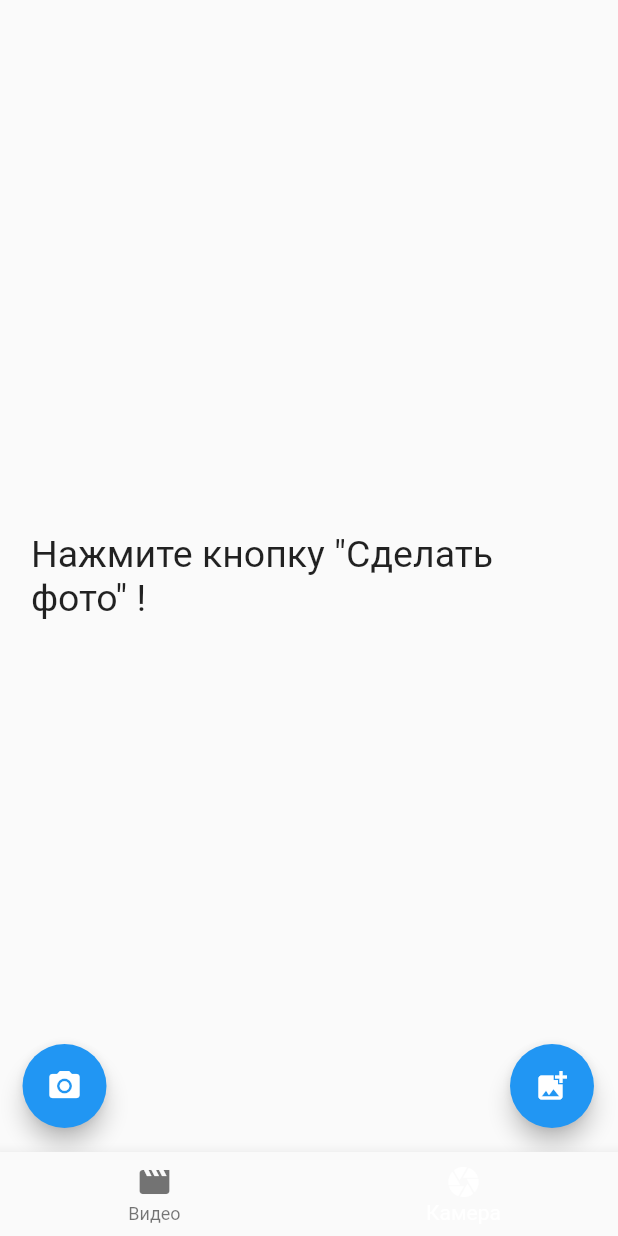
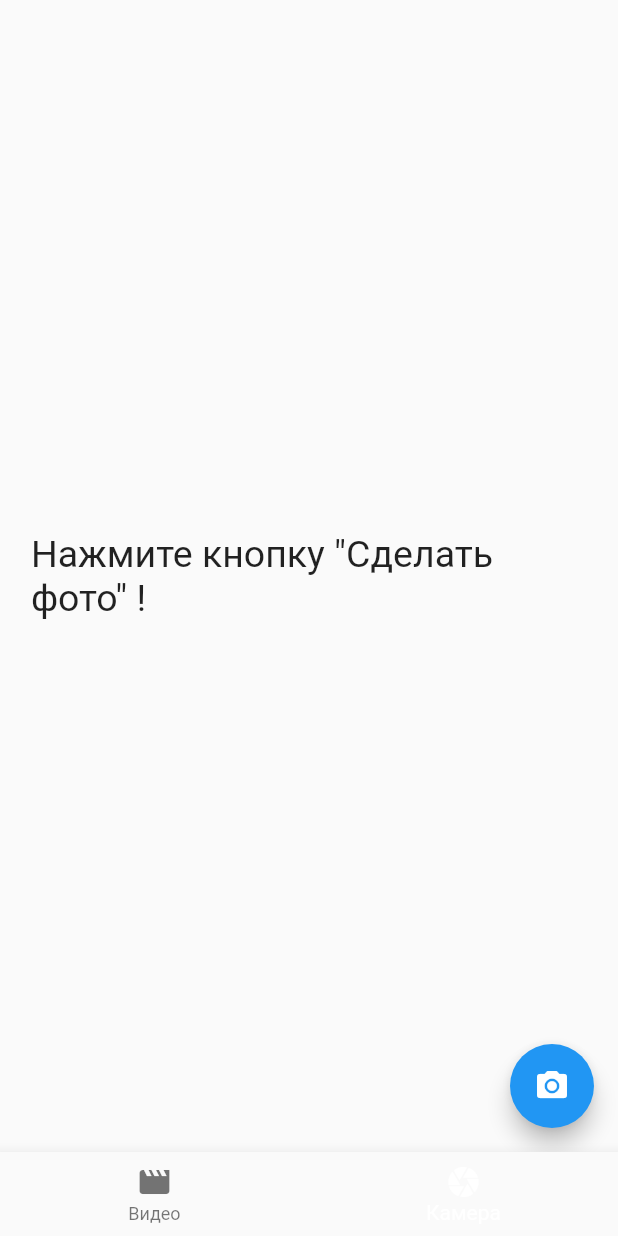
Before and after one commit to lSenichl/mospolytech-education-mobile-dev-2021-1, a Flutter app: the Lab02 screen opened directly, item 2 of the bottom bar chosen, on a phone screen of 412 x 824 dp. Run offline on Flutter 3.47's test engine with Material 2 defaults, Android fonts, the phone set to English and light mode, and no system bars; our stand-ins replace chewie, sleek_circular_slider, syncfusion_flutter_sliders, video_player; missing offline and left inert: camera_camera, flutter_file_dialog.

Commit message:
Lab02 part two full complete

```diff
--- a/lib/Labs/lab02.dart
+++ b/lib/Labs/lab02.dart
@@ -4,13 +4,14 @@ import 'package:chewie/chewie.dart';
 import 'package:flutter/cupertino.dart';
 import 'package:camera_camera/camera_camera.dart';
 import 'dart:io';
+import 'package:flutter_file_dialog/flutter_file_dialog.dart';
 
-class HomeScreen extends StatefulWidget {
+class CameraScreen extends StatefulWidget {
   @override
-  _HomeScreenState createState() => _HomeScreenState();
+  _CameraScreenState createState() => _CameraScreenState();
 }
 
-class _HomeScreenState extends State<HomeScreen> {
+class _CameraScreenState extends State<CameraScreen> {
   File val;
 
   @override
@@ -21,43 +22,39 @@ class _HomeScreenState extends State<HomeScreen> {
             Padding(
               padding: EdgeInsets.only(left: 31),
               child: Align(
-                alignment: Alignment.bottomLeft,
+                alignment: Alignment.bottomRight,
                 child: FloatingActionButton(
                     child: Icon(Icons.camera_alt),
                     onPressed: () async {
                       val = await showDialog(
                           context: context,
                           builder: (context) => Camera(
+                                orientationEnablePhoto: CameraOrientation.all,
                                 mode: CameraMode.fullscreen,
-                                //initialCamera: CameraSide.front,
-                                //enableCameraChange: false,
-                                //  orientationEnablePhoto: CameraOrientation.landscape,
                                 onChangeCamera: (direction, _) {
                                   print('--------------');
                                   print('$direction');
                                   print('--------------');
                                 },
-
-                                // imageMask: CameraFocus.square(
-                                //   color: Colors.black.withOpacity(0.5),
-                                // ),
                               ));
                       setState(() {});
+                      final params =
+                          SaveFileDialogParams(sourceFilePath: val.path);
+                      final filePath =
+                          await FlutterFileDialog.saveFile(params: params);
+                      print(filePath);
                     }),
               ),
             ),
-            Align(
-              alignment: Alignment.bottomRight,
-              child: FloatingActionButton(
-                  child: Icon(Icons.add_photo_alternate),
-                  onPressed: () async {
-                    File val = await Navigator.push(
-                        context,
-                        MaterialPageRoute(
-                            builder: (context) =>
-                                Camera(onFile: (File val) => val)));
-                  }),
-            ),
+            //Align(
+            //alignment: Alignment.bottomRight,
+            //child: FloatingActionButton(
+            //child: Icon(Icons.add_photo_alternate),
+            //onPressed: () async {
+            //File val = await Navigator.push(context,
+            //MaterialPageRoute(builder: (context) => Camera()));
+            //}),
+            //),
           ],
         ),
         body: Center(
@@ -86,7 +83,7 @@ class Lab02State extends State<Lab02> {
   int _selectedIndex = 0;
   List<Widget> _widgetOptions = [
     VideoPlayer(),
-    HomeScreen(),
+    CameraScreen(),
   ];
 
   void _onItemTapped(int index) {
--- a/pubspec.yaml
+++ b/pubspec.yaml
@@ -28,6 +28,8 @@ dependencies:
   video_player:
   chewie:
   path_provider:
+  flutter_file_dialog:
+  image_gallery_saver:
 
   camera_camera: ^1.0.34+1
   camera: ^0.7.0+2
```
Also changed, not shown: pubspec.lock, 1 other file.
